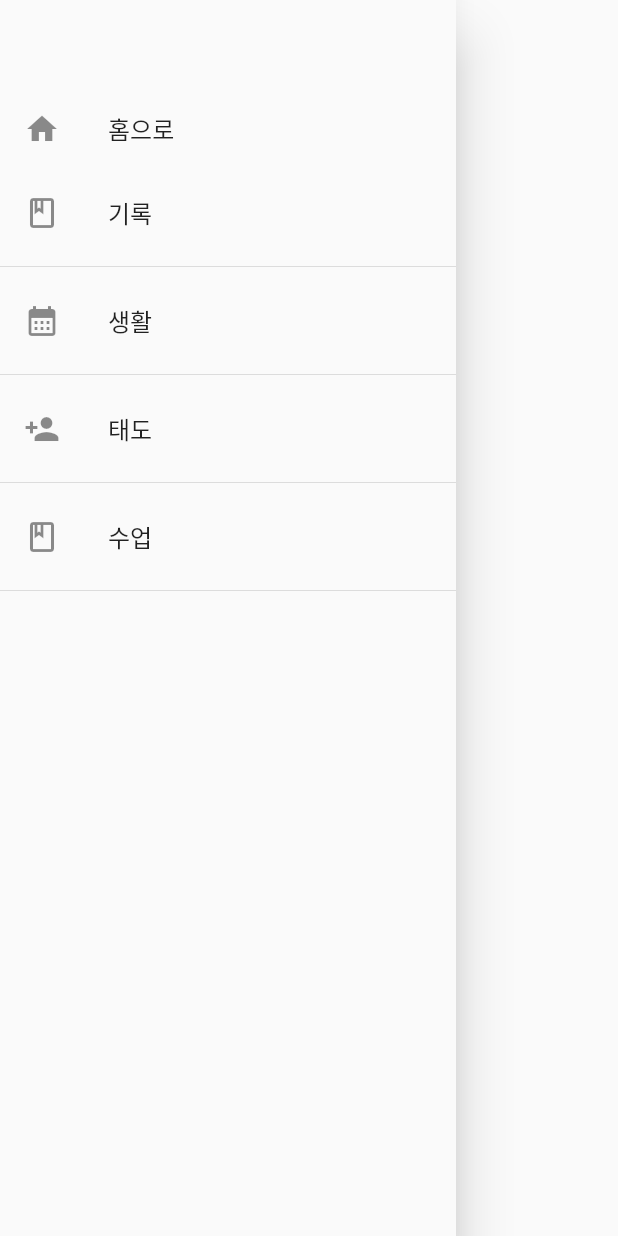
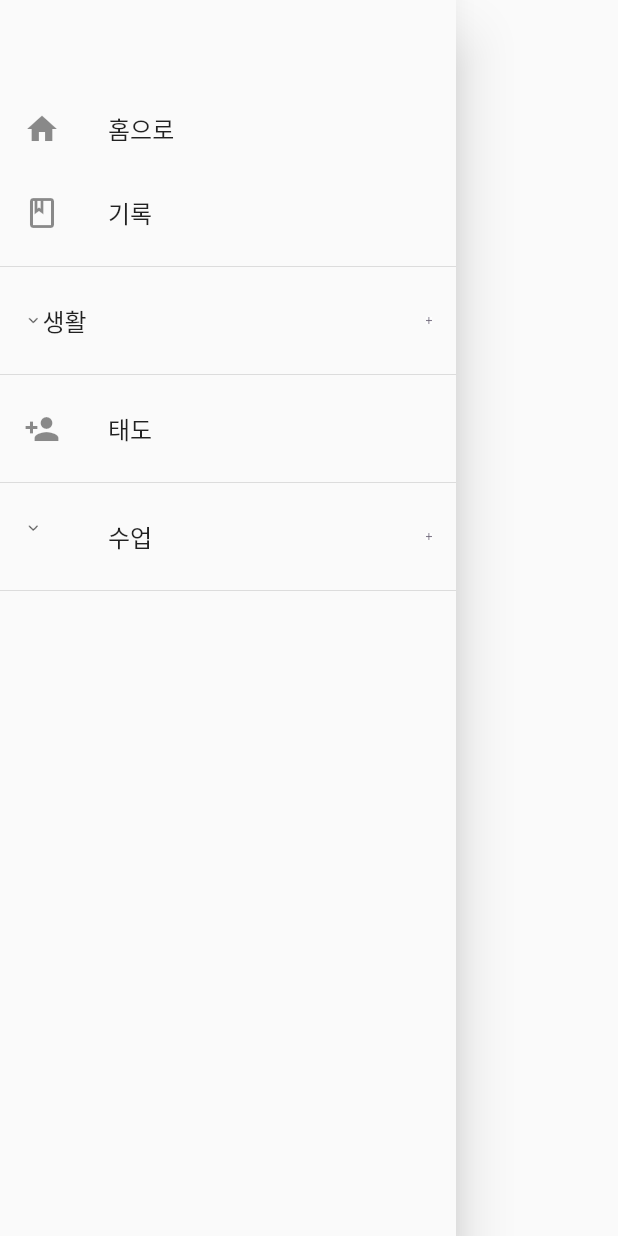
Before and after one commit to 8848man/teacherhelper, a Flutter app: the NavBar widget shown alone on an empty page, opened directly with empty values, on a phone screen of 412 x 824 dp. Run offline on Flutter 3.47's test engine with Material 2 defaults, Android fonts, the phone set to English and light mode, and no system bars; our stand-ins replace cloud_firestore, firebase_auth, firebase_core, flutter_hooks; accounts and stored records are empty.

```diff
--- a/lib/main.dart
+++ b/lib/main.dart
@@ -1,6 +1,7 @@
 import 'package:flutter/material.dart';
 import 'package:firebase_core/firebase_core.dart';
 import 'package:provider/provider.dart';
+import 'package:teacherhelper/firebase_options.dart';
 import 'package:teacherhelper/pages/cover_page.dart';
 import 'package:teacherhelper/providers/assignment_provider.dart';
 import 'package:teacherhelper/providers/attitude_provider.dart';
@@ -16,7 +17,9 @@ import 'providers/daily_provider.dart';
 
 void main() async {
   WidgetsFlutterBinding.ensureInitialized(); // main 함수에서 async 사용하기 위함
-  await Firebase.initializeApp(); // firebase 앱 시작
+  await Firebase.initializeApp(
+    options: DefaultFirebaseOptions.currentPlatform,
+  ); // firebase 앱 시작
   runApp(
     MultiProvider(
       providers: [
--- a/lib/pages/classes/classroom_modify_page.dart
+++ b/lib/pages/classes/classroom_modify_page.dart
@@ -373,7 +373,7 @@ class _ClassroomModifyPageState extends State<ClassroomModifyPage> {
                                                         TextButton(
                                                           onPressed: () {
                                                             studentProvider
-                                                                .deleteStudents(
+                                                                .deleteStudentsModify(
                                                                     widget
                                                                         .classroomId);
                                                             Navigator.of(
--- a/lib/pages/navigations/navbar.dart
+++ b/lib/pages/navigations/navbar.dart
@@ -8,15 +8,22 @@ import 'package:teacherhelper/pages/main_page.dart';
 import 'package:teacherhelper/providers/classroom_provider.dart';
 import 'package:teacherhelper/services/auth_service.dart';
 
-class NavBar extends StatelessWidget {
+class NavBar extends StatefulWidget {
   final String classroomId;
-  const NavBar({super.key, required this.classroomId});
+  NavBar({super.key, required this.classroomId});
+  List<bool> _isExpanded = [false, false];
 
+  @override
+  State<NavBar> createState() => _NavBarState();
+}
+
+class _NavBarState extends State<NavBar> {
   @override
   Widget build(BuildContext context) {
     return Drawer(
       child: Consumer2<ClassroomProvider, AuthService>(
           builder: (context, classroomProvider, authProvider, child) {
+        print(MediaQuery.of(context).size.width);
         return ListView(
           padding: EdgeInsets.zero,
           children: [
@@ -56,7 +63,7 @@ class NavBar extends StatelessWidget {
                   MaterialPageRoute(
                     builder: (context) => ClassroomHistoryPage(
                       teacherUid: authProvider.currentUser()!.uid,
-                      classroomId: classroomId,
+                      classroomId: widget.classroomId,
                     ),
                   ),
                 );
@@ -64,14 +71,60 @@ class NavBar extends StatelessWidget {
             ),
             const Divider(),
             ListTile(
-              leading: const Icon(Icons.calendar_month),
-              title: const Text('생활'),
+              title: Column(
+                children: [
+                  Row(
+                    children: [
+                      GestureDetector(
+                        child: Image.asset(
+                          'assets/buttons/to-Down.png',
+                          width: MediaQuery.of(context).size.width * 0.03,
+                        ),
+                        onTap: () {
+                          setState(
+                            () {
+                              widget._isExpanded[0] =
+                                  !widget._isExpanded[0]; // 버튼 그룹 확장/축소 토글
+                            },
+                          );
+                        },
+                      ),
+                      const Text('생활'),
+                      Spacer(),
+                      GestureDetector(
+                        child: Image.asset(
+                          'assets/buttons/class_plus_button.jpg',
+                          width: MediaQuery.of(context).size.width * 0.01,
+                        ),
+                        onTap: () {
+                          setState(() {
+                            widget._isExpanded[0] =
+                                !widget._isExpanded[0]; // 버튼 그룹 확장/축소 토글
+                          });
+                        },
+                      ),
+                    ],
+                  ),
+                  AnimatedContainer(
+                    duration: const Duration(milliseconds: 300),
+                    height: widget._isExpanded[0] ? null : 0, // 버튼 그룹 높이 조절
+                    child: Column(
+                      mainAxisSize: MainAxisSize.min,
+                      children: [
+                        Text('생활'),
+                        Text('생활'),
+                        Text('생활'),
+                      ],
+                    ),
+                  ),
+                ],
+              ),
               onTap: () {
                 Navigator.of(context).pop(); // Drawer 닫기
                 Navigator.of(context).pushReplacement(
                   MaterialPageRoute(
                     builder: (context) => ClassroomDailyPageTapBar(
-                      classroomId: classroomId,
+                      classroomId: widget.classroomId,
                     ),
                   ),
                 );
@@ -86,7 +139,7 @@ class NavBar extends StatelessWidget {
                 Navigator.of(context).pushReplacement(
                   MaterialPageRoute(
                     builder: (context) => ClassroomAttitudePageTapBar(
-                      classroomId: classroomId,
+                      classroomId: widget.classroomId,
                     ),
                   ),
                 );
@@ -94,8 +147,18 @@ class NavBar extends StatelessWidget {
             ),
             const Divider(),
             ListTile(
-              leading: const Icon(Icons.class_outlined),
-              title: const Text('수업'),
+              leading: Image.asset('assets/buttons/to-Down.png',
+                  width: MediaQuery.of(context).size.width * 0.03),
+              title: Row(
+                children: [
+                  const Text('수업'),
+                  Spacer(),
+                  Image.asset(
+                    'assets/buttons/class_plus_button.jpg',
+                    width: MediaQuery.of(context).size.width * 0.01,
+                  )
+                ],
+              ),
               onTap: () {
                 // Todo
                 showDialog(
```
Also changed, not shown: firestore.indexes.json (added, +143 -0 lines), lib/pages/classes/classroom_create_page.dart (+9 -3 lines), lib/providers/student_provider.dart (+9 -3 lines), lib/services/student_service.dart (+10 -2 lines), assets/buttons/to-Down.png (added), firebase.json (added), lib/firebase_options.dart, 10 other files.
